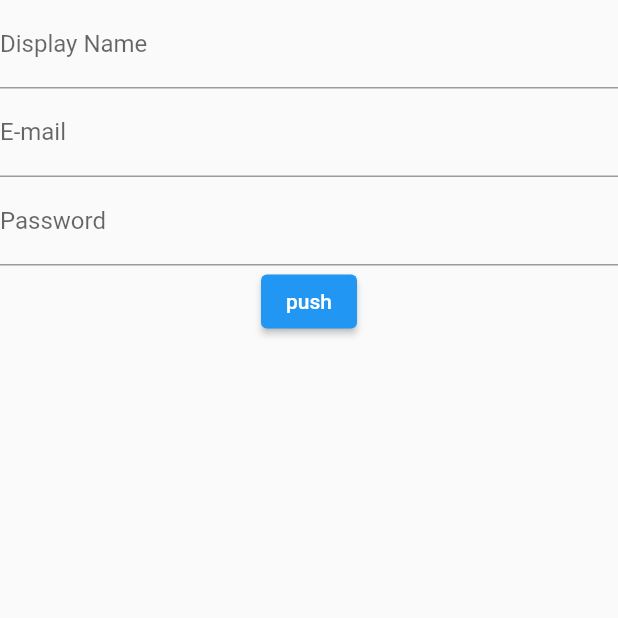
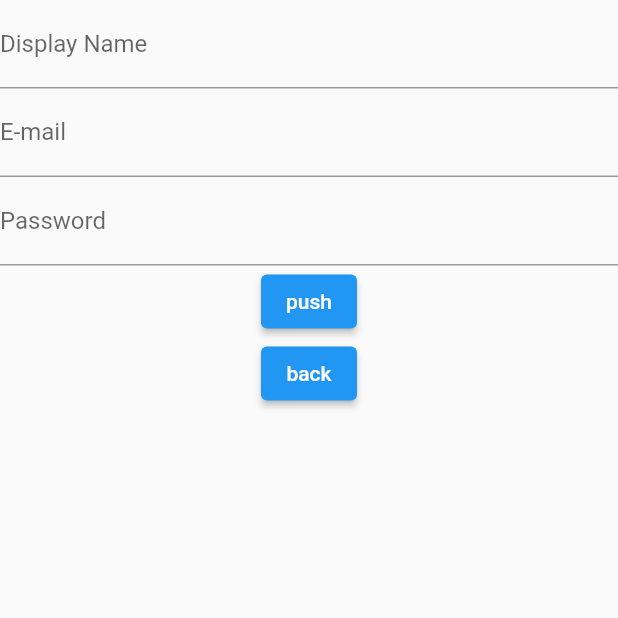
Before and after one commit to sn0wEasy/color_tile, a Flutter app: the screen it shows after launch, after a tap on "sign up", on a phone screen of 412 x 824 dp, the top half of it. Run offline on Flutter 3.47's test engine with Material 2 defaults, Android fonts, the phone set to English and light mode, and no system bars; our stand-ins replace firebase_auth, firebase_core, flutter_hooks, freezed_annotation, hooks_riverpod; accounts and stored records are empty.

Commit message:
update: ログイン中のユーザ名を表示

```diff
--- a/lib/screen/sign_in_page.dart
+++ b/lib/screen/sign_in_page.dart
@@ -44,6 +44,10 @@ class SignInPage extends HookConsumerWidget {
             },
             child: Text('push'),
           ),
+          ElevatedButton(
+            onPressed: () => Navigator.of(context).pop(),
+            child: Text('back'),
+          ),
         ],
       ),
     );
--- a/lib/screen/sign_out_page.dart
+++ b/lib/screen/sign_out_page.dart
@@ -15,6 +15,7 @@ class SignOutPage extends HookConsumerWidget {
           mainAxisAlignment: MainAxisAlignment.center,
           children: [
             Text('サインアウトしますか？'),
+            const SizedBox(height: 10),
 
             /// Yes
             ElevatedButton(
--- a/lib/screen/sign_up_page.dart
+++ b/lib/screen/sign_up_page.dart
@@ -54,6 +54,12 @@ class SignUpPage extends HookConsumerWidget {
               );
             },
             child: Text('push'),
+          ),
+          ElevatedButton(
+            onPressed: () {
+              Navigator.of(context).pop();
+            },
+            child: Text('back'),
           ),
         ],
       ),
--- a/lib/screen/title_page.dart
+++ b/lib/screen/title_page.dart
@@ -16,6 +16,22 @@ class MyHomePage extends ConsumerWidget {
   Widget build(BuildContext context, WidgetRef ref) {
     print('Current User: ');
     print(FirebaseAuth.instance.currentUser?.email);
+
+    Widget currentUser() {
+      final currentUser = FirebaseAuth.instance.currentUser;
+      final currentUserEmail = currentUser?.email;
+      final currentUserName = currentUser?.displayName;
+      print('currentUserName:');
+      print(currentUserName);
+      if (currentUserName != null) {
+        return Text(currentUserName);
+      } else if (currentUserEmail != null) {
+        return Text(currentUserEmail);
+      } else {
+        return const Text('Guest');
+      }
+    }
+
     return Scaffold(
       body: Center(
         child: Column(
@@ -33,6 +49,14 @@ class MyHomePage extends ConsumerWidget {
               ),
             ),
             const SizedBox(height: 30),
+            Row(
+              mainAxisAlignment: MainAxisAlignment.center,
+              children: [
+                const Text('現在のユーザ：'),
+                currentUser(),
+              ],
+            ),
+            const SizedBox(height: 20),
             ElevatedButton(
               onPressed: () {
                 ref.read(blockModelProvider.notifier).initCoordinate();
```
